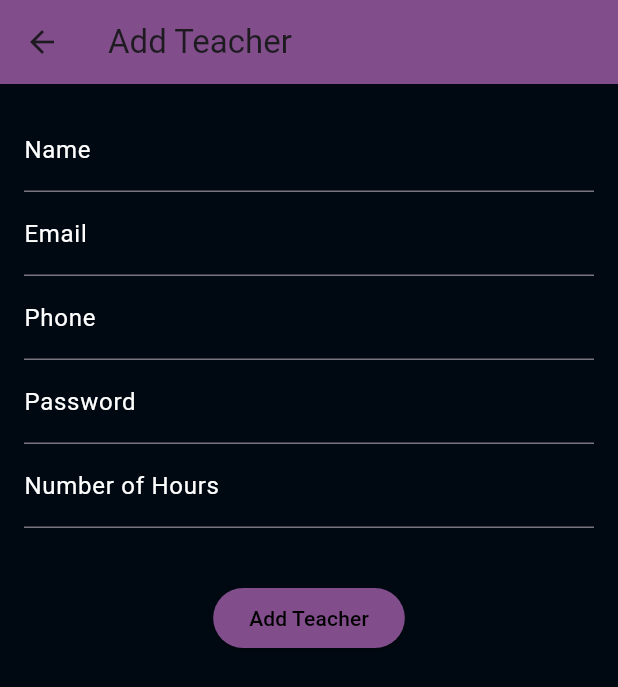
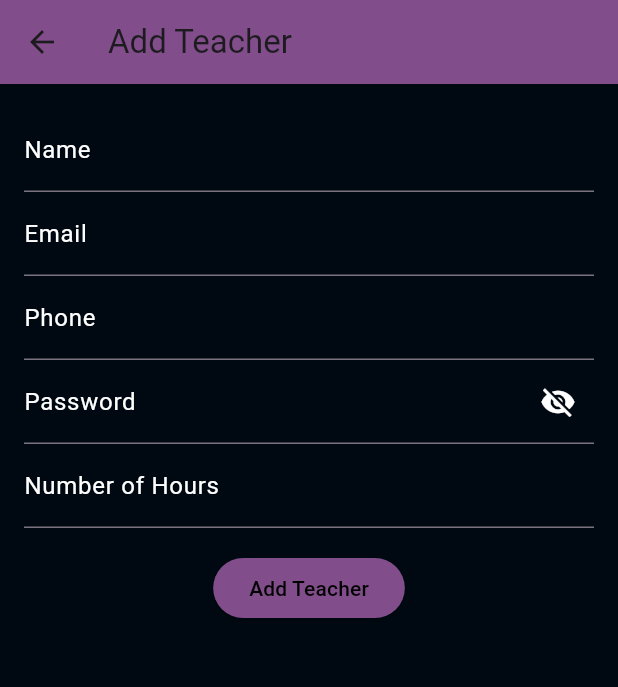
Before and after one commit to MAY55A/SMARN-FET, a Flutter app: the AddTeacherForm screen opened directly with empty values, on a phone screen of 412 x 824 dp. Shown: the top 687 px of the screen. Run offline on Flutter 3.47's test engine with Material 3 defaults, Android fonts, the phone set to English and light mode, and no system bars; our stand-ins replace cloud_functions, firebase_auth, firebase_core; accounts and stored records are empty; network calls fail.

Commit message:
UI updates

```diff
--- a/lib/pages/Admin/Manage Teachers/add_teacher_form.dart
+++ b/lib/pages/Admin/Manage Teachers/add_teacher_form.dart
@@ -25,6 +25,8 @@ class _AddTeacherFormState extends State<AddTeacherForm> {
 
   List<Subject> _subjectsList = [];
   List<String> _selectedSubjects = [];
+
+  bool _isPasswordVisible = false;
 
   @override
   void initState() {
@@ -167,11 +169,24 @@ class _AddTeacherFormState extends State<AddTeacherForm> {
               ),
               TextFormField(
                 controller: _passwordController,
-                decoration: const InputDecoration(
+                decoration: InputDecoration(
                   labelText: "Password",
-                  labelStyle: TextStyle(color: Colors.white),
+                  labelStyle: const TextStyle(color: Colors.white),
+                  suffixIcon: IconButton(
+                    icon: Icon(
+                      _isPasswordVisible
+                          ? Icons.visibility
+                          : Icons.visibility_off,
+                      color: Colors.white,
+                    ),
+                    onPressed: () {
+                      setState(() {
+                        _isPasswordVisible = !_isPasswordVisible;
+                      });
+                    },
+                  ),
                 ),
-                obscureText: true,
+                obscureText: !_isPasswordVisible,
                 style: const TextStyle(color: Colors.white),
                 validator: (value) {
                   if (value == null || value.isEmpty) {
@@ -205,52 +220,6 @@ class _AddTeacherFormState extends State<AddTeacherForm> {
                 },
               ),
               const SizedBox(height: 16),
-              /*
-              const Text(
-                "Select Subjects",
-                style: TextStyle(color: Colors.white),
-              ),
-              DropdownButtonFormField<String>(
-                decoration: const InputDecoration(
-                  labelText: "Subjects",
-                  labelStyle: TextStyle(color: Colors.black),
-                ),
-                value: null,
-                items: _subjectsList.map((subject) {
-                  return DropdownMenuItem<String>(
-                    value: subject.id,
-                    child: Text(
-                      subject.name,
-                      style: const TextStyle(color: Colors.black),
-                    ),
-                  );
-                }).toList(),
-                onChanged: (value) {
-                  if (value != null && !_selectedSubjects.contains(value)) {
-                    setState(() {
-                      _selectedSubjects.add(value);
-                    });
-                  }
-                },
-              ),
-              Wrap(
-                children: _selectedSubjects.map((subjectId) {
-                  final subject =
-                      _subjectsList.firstWhere((subject) => subject.id == subjectId);
-                  return Chip(
-                    label: Text(
-                      subject.name,
-                      style: const TextStyle(color: Colors.black),
-                    ),
-                    onDeleted: () {
-                      setState(() {
-                        _selectedSubjects.remove(subjectId);
-                      });
-                    },
-                  );
-                }).toList(),
-              ),*/
-              const SizedBox(height: 20),
               ElevatedButton(
                 style: ButtonStyle(
                   backgroundColor:
--- a/lib/pages/Admin/Menu_admin.dart
+++ b/lib/pages/Admin/Menu_admin.dart
@@ -10,7 +10,6 @@ import 'package:smarn/pages/Admin/Manage%20requests/manage_complaints_form.dart'
 import 'package:smarn/pages/home.dart';
 import 'package:smarn/services/auth_service.dart';
 import 'package:smarn/pages/widgets/canstants.dart';
-
 
 class AdminMenu extends StatefulWidget {
   const AdminMenu({super.key});
@@ -38,7 +37,7 @@ class _AdminMenuState extends State<AdminMenu> {
         userName = user.displayName ?? 'Admin';
         userEmail = user.email ?? 'No Email';
         userImageUrl = user.photoURL ??
-            '/assets/teachers/pfp.jpg'; // Placeholder image if no photo
+            '/teachers/pfp.jpg'; // Placeholder image if no photo
       });
     }
   }
@@ -54,8 +53,7 @@ class _AdminMenuState extends State<AdminMenu> {
               accountName: Text(userName ?? 'Loading...'),
               accountEmail: Text(userEmail ?? 'Loading...'),
               currentAccountPicture: CircleAvatar(
-                backgroundImage: NetworkImage(
-                    userImageUrl ?? 'https://via.placeholder.com/150'),
+                backgroundImage: AssetImage(userImageUrl!),
               ),
               decoration: BoxDecoration(
                 color: AppColors.appBarColor,
--- a/lib/pages/SelectionPage.dart
+++ b/lib/pages/SelectionPage.dart
@@ -29,7 +29,7 @@ class _SelectionPageState extends State<SelectionPage> {
       body: Stack(
         children: [
           SizedBox(
-            height: 30,
+            height: 70,
           ),
           // Background image
           Positioned.fill(
@@ -49,7 +49,7 @@ class _SelectionPageState extends State<SelectionPage> {
               child: Column(
                 mainAxisAlignment: MainAxisAlignment.center,
                 children: [
-                  SizedBox(height:40),
+                  SizedBox(height:110),
                   const Text(
                     'Login as:',
                     textAlign: TextAlign.center,
@@ -109,7 +109,7 @@ class _SelectionPageState extends State<SelectionPage> {
                           .transparent, // Transparent color for invisibility
                     ),
                   ),
-                  SizedBox(height: 20),
+
                   if (_isButtonVisible)
                     ElevatedButton(
                       style: ButtonStyle(
--- a/lib/pages/home.dart
+++ b/lib/pages/home.dart
@@ -105,6 +105,7 @@ class _HomePageState extends State<HomePage> {
                     color: Colors.white70,
                   ),
                 ),
+                SizedBox(height:60)
               ],
             ),
           ),
```
Also changed, not shown: lib/pages/Admin/Manage Teachers/edit_teacher_form.dart (+15 -25 lines), lib/pages/Admin/Manage requests/view_complaints_or_print_timetable.dart (deleted, +0 -118 lines), pubspec.yaml (line endings or trailing spaces).
